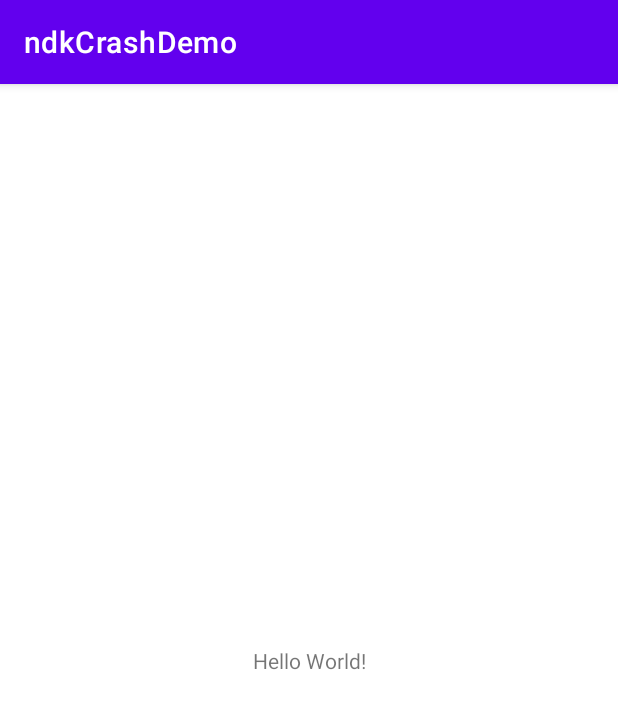
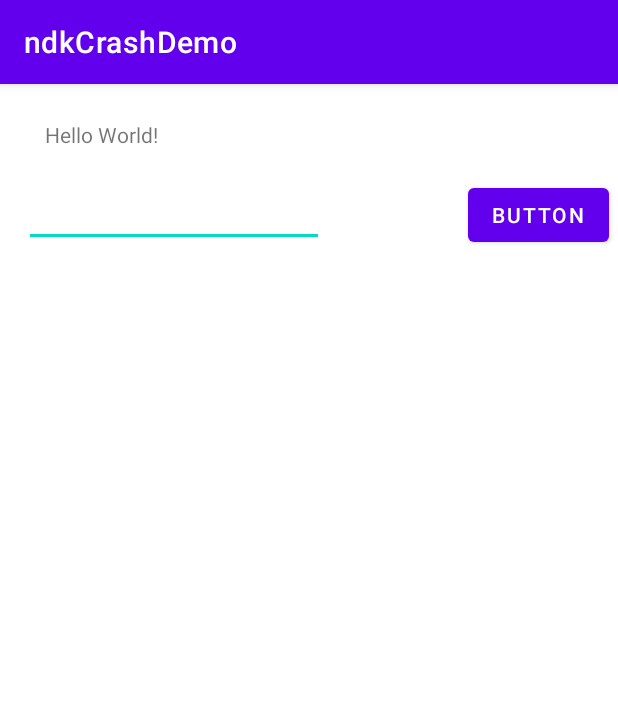
Before and after one commit to chaoyueLin/ndkDemo, an Android app: the screen it shows after launch (MainActivity), on a phone screen of 412 x 824 dp. Shown: the top 709 px of the screen. Run offline under Robolectric (Android 15) with nearby library versions, the phone set to English and light mode, and no system bars; 2 statements that could not run were skipped.

Commit message:
feat:局部引用限制

```diff
--- a/ndkCrashDemo/app/src/main/java/com/example/ndkcrashdemo/MainActivity.java
+++ b/ndkCrashDemo/app/src/main/java/com/example/ndkcrashdemo/MainActivity.java
@@ -1,6 +1,7 @@
 package com.example.ndkcrashdemo;
 
 import android.os.Bundle;
+import android.widget.EditText;
 import android.widget.TextView;
 
 import androidx.appcompat.app.AppCompatActivity;
@@ -20,23 +21,24 @@ public class MainActivity extends AppCompatActivity {
 
     private File externalReportPath;
 
+    private EditText mEditText;
+
     @Override
     protected void onCreate(Bundle savedInstanceState) {
         super.onCreate(savedInstanceState);
+        //测试XCrash捕获
+        xcrash.XCrash.init(this);
+        //测试BreakPad捕获
+//        initBreakPad();
 
         binding = ActivityMainBinding.inflate(getLayoutInflater());
         setContentView(binding.getRoot());
 
         // Example of a call to a native method
         TextView tv = binding.sampleText;
-        tv.setOnClickListener(v -> {
-//            tv.setText(stringFromJNI());
-            new Thread(() -> {
-                stringFromJNI();
-            }).start();
-        });
-        xcrash.XCrash.init(this);
-//        initBreakPad();
+        tv.setOnClickListener(v -> new Thread(() -> stringFromJNI()).start());
+        mEditText = binding.strCount;
+        binding.button.setOnClickListener(v -> onTestLocalRefOverflow());
     }
 
     /**
@@ -60,5 +62,25 @@ public class MainActivity extends AppCompatActivity {
 //        BreakpadInit.initBreakpad(externalReportPath.getAbsolutePath());
     }
 
+    /**
+     * 测试sanitize
+     */
     public static native void HeapBufferOverflow();
+
+    /**
+     * 测试Jni错误
+     *
+     * @param count
+     * @param sample
+     * @return
+     */
+    public native String[] getStrings(int count, String sample);
+
+    public void onTestLocalRefOverflow() {
+        String[] strings = getStrings(Integer.parseInt(mEditText.getText().toString()), "I Love You %d Year！！！");
+        for (String string : strings) {
+            System.out.println(string);
+        }
+    }
+
 }
--- a/ndkCrashDemo/app/src/main/res/layout/activity_main.xml
+++ b/ndkCrashDemo/app/src/main/res/layout/activity_main.xml
@@ -10,10 +10,31 @@
         android:id="@+id/sample_text"
         android:layout_width="wrap_content"
         android:layout_height="wrap_content"
+        android:layout_marginTop="24dp"
         android:text="Hello World!"
-        app:layout_constraintBottom_toBottomOf="parent"
+        app:layout_constraintHorizontal_bias="0.089"
         app:layout_constraintLeft_toLeftOf="parent"
         app:layout_constraintRight_toRightOf="parent"
         app:layout_constraintTop_toTopOf="parent" />
 
+    <EditText
+        android:id="@+id/str_count"
+        android:layout_width="200dp"
+        android:layout_height="wrap_content"
+        android:layout_marginStart="16dp"
+        android:layout_marginTop="20dp"
+        app:layout_constraintStart_toStartOf="parent"
+        app:layout_constraintTop_toBottomOf="@+id/sample_text" />
+
+    <Button
+        android:id="@+id/button"
+        android:layout_width="wrap_content"
+        android:layout_height="wrap_content"
+        android:layout_marginTop="20dp"
+        android:text="Button"
+        app:layout_constraintEnd_toEndOf="parent"
+        app:layout_constraintHorizontal_bias="0.943"
+        app:layout_constraintStart_toEndOf="@+id/str_count"
+        app:layout_constraintTop_toBottomOf="@+id/sample_text" />
+
 </androidx.constraintlayout.widget.ConstraintLayout>
```
Also changed, not shown: 1 other file.
